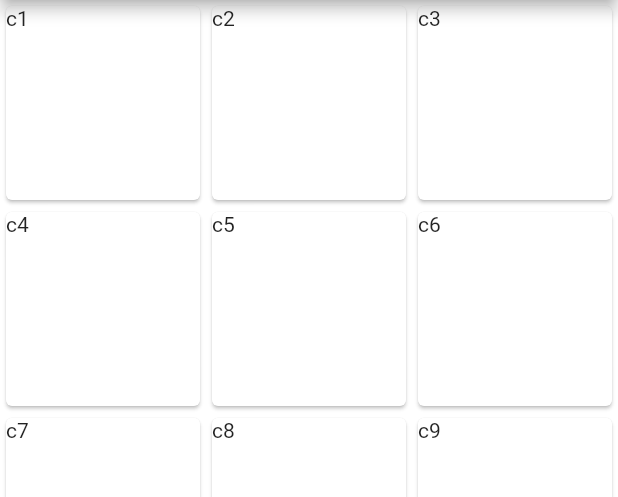
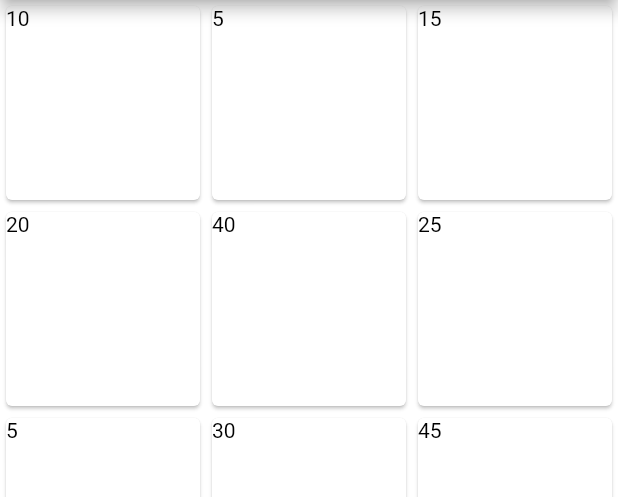
Before and after one commit to buchslava/greed, a Flutter app: the screen it shows after launch, on a phone screen of 412 x 824 dp, the part 84-581 px from its top. Run offline on Flutter 3.47's test engine with Material 2 defaults, Android fonts, the phone set to English and light mode, and no system bars.

Commit message:
it works

```diff
--- a/lib/src/cell2.dart
+++ b/lib/src/cell2.dart
@@ -1,11 +1,11 @@
 import 'package:flutter/material.dart';
+import 'package:greed/src/home.dart';
 
 class Cell2 extends StatefulWidget {
-  String text;
-  int order;
-  Function(int, Size, Offset, GlobalKey<CellState2>) callback;
+  Item item;
+  Function(int current, Size, Offset) selections;
 
-  Cell2({Key key, this.text, this.callback, this.order}) : super(key: key);
+  Cell2({this.item, this.selections});
 
   @override
   State<Cell2> createState() => CellState2();
@@ -23,11 +23,15 @@ class CellState2 extends State<Cell2> {
       onTap: () {
         final RenderBox box = context.findRenderObject();
         final position = box.localToGlobal(Offset.zero);
-        widget.callback(widget.order, box.size, position, widget.key);
-        // setState(() {});
+        widget.selections(widget.item.order, box.size, position);
       },
       child: Card(
-        child: Text(widget.text),
+        child: Text(
+          widget.item.value.toString(),
+          style: TextStyle(
+              color:
+                  (widget.item.selected == true ? Colors.red : Colors.black)),
+        ),
       ),
     );
   }
--- a/lib/src/home.dart
+++ b/lib/src/home.dart
@@ -17,27 +17,35 @@ class Home extends StatefulWidget {
   State<Home> createState() => HomeState();
 }
 
+class Item {
+  int value;
+  int order;
+  bool selected = false;
+  Offset position;
+  Item({this.value, this.order, this.selected}) {}
+}
+
 class HomeState extends State<Home> {
   bool _measured = false;
   Size _screenSize;
-  List<Cell2> cells2;
-  Cell player;
+  List<Item> model;
+  Item selected, playerModel, endpoint;
   Size _size;
   Offset _pos;
 
   @override
   void initState() {
     super.initState();
-    cells2 = [
-      new Cell2(key: key1, text: "c1", callback: callback, order: 0),
-      new Cell2(key: key2, text: "c2", callback: callback, order: 1),
-      new Cell2(key: key3, text: "c3", callback: callback, order: 2),
-      new Cell2(key: key4, text: "c4", callback: callback, order: 3),
-      new Cell2(key: key5, text: "c5", callback: callback, order: 4),
-      new Cell2(key: key6, text: "c6", callback: callback, order: 5),
-      new Cell2(key: key7, text: "c7", callback: callback, order: 6),
-      new Cell2(key: key8, text: "c8", callback: callback, order: 7),
-      new Cell2(key: key9, text: "c9", callback: callback, order: 8),
+    model = [
+      new Item(value: 10, order: 0),
+      new Item(value: 5, order: 1),
+      new Item(value: 15, order: 2),
+      new Item(value: 20, order: 3),
+      new Item(value: 40, order: 4),
+      new Item(value: 25, order: 5),
+      new Item(value: 5, order: 6),
+      new Item(value: 30, order: 7),
+      new Item(value: 45, order: 8),
     ];
   }
 
@@ -52,16 +60,59 @@ class HomeState extends State<Home> {
     }
   }
 
-  callback(int order, Size s, Offset o, GlobalKey<CellState2> key) {
+  selections(int currentOrder, Size s, Offset o) {
     _size = s;
     _pos = o;
-
-    Offset pos = _getPos(order);
+    Offset pos = _getPos(currentOrder);
     double xx = s.width * pos.dx;
     double yy = s.height * pos.dy;
-    print("$xx $yy");
-    _pos = Offset(xx, yy);
-    setState(() {});
+
+    var current = getCurrent(currentOrder);
+    current.position = Offset(xx, yy);
+
+    selected = getSelected();
+    if (selected == null) {
+      setState(() {
+        for (int i = 0; i < model.length; i++) {
+          model[i].selected = model[i] == current;
+        }
+      });
+    } else {
+      setState(() {
+        endpoint = current;
+        playerModel = selected;
+      });
+    }
+  }
+
+  move() {
+    setState(() {
+      for (int i = 0; i < model.length; i++) {
+        model[i].selected = false;
+      }
+      model[endpoint.order].value -= model[selected.order].value;
+      selected = null;
+      playerModel = null;
+      endpoint = null;
+    });
+  }
+
+  Item getCurrent(int order) {
+    for (int i = 0; i < model.length; i++) {
+      if (model[i].order == order) {
+        return model[i];
+      }
+    }
+    return null;
+  }
+
+  Item getSelected() {
+    for (int i = 0; i < model.length; i++) {
+      if (model[i].selected == true) {
+        return model[i];
+      }
+    }
+    return null;
   }
 
   @override
@@ -74,19 +125,26 @@ class HomeState extends State<Home> {
         ),
       );
     } else {
-      player = new Cell(text: "player");
-
       var ch = <Widget>[
         GridView.count(
           crossAxisCount: 3,
-          children: cells2.toList(),
+          children: model.map((Item item) {
+            return new Cell2(item: item, selections: selections);
+          }).toList(),
         ),
       ];
-      if (_pos != null && _size != null) {
+      if (playerModel != null) {
+        var selectedPos = _getPos(selected.order);
+        var endpointPos = _getPos(endpoint.order);
+        var endpointOffset = Offset(
+            endpointPos.dx - selectedPos.dx, endpointPos.dy - selectedPos.dy);
         ch.add(Positioned(
-          child: player,
-          top: _pos.dy,
-          left: _pos.dx,
+          child: new Cell(
+              text: "${playerModel.value}",
+              endpointOffset: endpointOffset,
+              move: move),
+          top: playerModel.position.dy,
+          left: playerModel.position.dx,
           width: _size.width,
           height: _size.height,
         ));
```
Also changed, not shown: lib/src/cell.dart (+10 -26 lines).
